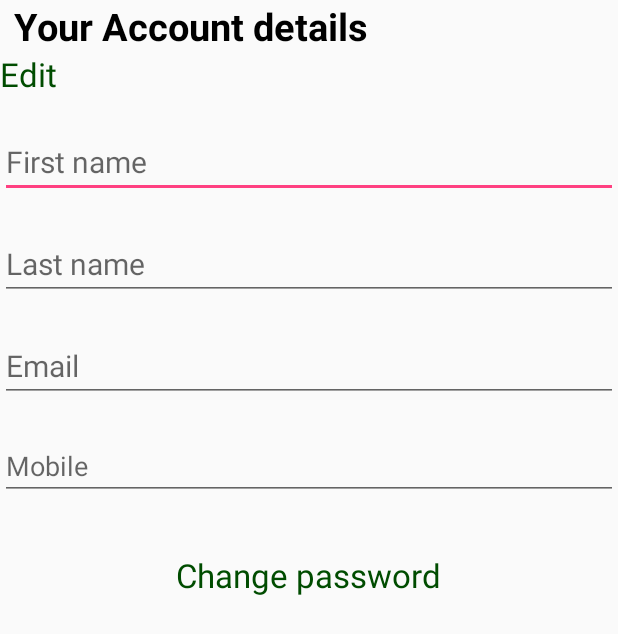
After one commit to Shambhavi-thakur/Foody, an Android app: the layout activity_account_details.xml on its own in the app's theme, with its tools: preview values and no code run, on a phone screen of 412 x 824 dp. The commit adds this screen. Shown: the top 634 px of the screen. Run offline under Robolectric (Android 15) with nearby library versions, the phone set to English and light mode, and no system bars.

Commit message:
4th aug - Shambhavi thakur

```diff
--- a/app/src/main/AndroidManifest.xml
+++ b/app/src/main/AndroidManifest.xml
@@ -35,7 +35,9 @@
         <activity
             android:name=".Activities.NavigationActivity"
             android:label="@string/title_activity_navigation"
-            android:theme="@style/AppTheme.NoActionBar"></activity>
+            android:theme="@style/AppTheme.NoActionBar" />
+        <activity android:name=".Activities.AccountDetailsActivity"></activity>
+        <activity android:name=".Activities.ChangepasswordActivity"></activity>
     </application>
 
 </manifest>
--- a/app/src/main/java/croma/com/foody/Constants/AppConstants.java
+++ b/app/src/main/java/croma/com/foody/Constants/AppConstants.java
@@ -1,7 +1,7 @@
 package croma.com.foody.Constants;
 
 /**
- * Created by sauravsanjay on 8/2/16.
+ * Created by Shambhavi Thakur on 8/2/16.
  */
 public class AppConstants {
 
--- /dev/null
+++ b/app/src/main/res/layout/activity_account_details.xml
@@ -0,0 +1,74 @@
+<?xml version="1.0" encoding="utf-8"?>
+<RelativeLayout xmlns:android="http://schemas.android.com/apk/res/android"
+    xmlns:tools="http://schemas.android.com/tools"
+    android:layout_width="match_parent"
+    android:layout_height="match_parent"
+    tools:context="croma.com.foody.Activities.AccountDetailsActivity">
+
+        <LinearLayout
+            android:layout_width="match_parent"
+            android:layout_height="wrap_content"
+            android:orientation="vertical">
+
+            <TextView
+                android:id="@+id/accountdetails_txtview"
+                android:layout_width="wrap_content"
+                android:layout_height="wrap_content"
+                android:text="Your Account details"
+                android:textSize="25dp"
+                android:layout_marginLeft="9dp"
+                android:textColor="#000000"
+                android:textStyle="bold"/>
+
+            <TextView
+                android:id="@+id/edit_txtview"
+                android:layout_width="wrap_content"
+                android:layout_height="wrap_content"
+                android:text="Edit"
+                android:textSize="22dp"
+                android:textColor="#004c00"
+                android:layout_marginRight="1dp"/>
+
+
+
+            <EditText
+                android:layout_width="match_parent"
+                android:layout_height="wrap_content"
+                android:hint="First name"
+                android:textSize="20dp"
+                android:layout_marginTop="20dp"/>
+
+            <EditText
+                android:layout_width="match_parent"
+                android:layout_height="wrap_content"
+                android:hint="Last name"
+                android:textSize="20dp"
+                android:layout_marginTop="20dp" />
+
+            <EditText
+                android:layout_width="match_parent"
+                android:layout_height="wrap_content"
+                android:hint="Email"
+                android:textSize="20dp"
+                android:layout_marginTop="20dp" />
+
+            <EditText
+                android:layout_width="match_parent"
+                android:layout_height="wrap_content"
+                android:hint="Mobile"
+                android:layout_marginTop="20dp" />
+
+            <TextView
+                android:id="@+id/changepassword_txtview"
+                android:layout_width="wrap_content"
+                android:layout_height="wrap_content"
+                android:layout_weight="1"
+                android:textColor="#004c00"
+                android:paddingTop="35dp"
+                android:text="Change password"
+                android:layout_gravity="center"
+                android:textSize="22sp"/>
+
+        </LinearLayout>
+
+    </RelativeLayout>
--- a/app/src/main/res/layout/activity_forgot_password.xml
+++ b/app/src/main/res/layout/activity_forgot_password.xml
@@ -37,6 +37,7 @@
                 android:layout_marginTop="50dp"
                 android:paddingLeft="5dp"
                 android:hint="Email -"
+                android:textColor="#FFFFFF"
                 android:background="#450714"
                 android:textColorHint="#f1f1f1" />
 
--- a/app/src/main/res/layout/nav_header_navigation.xml
+++ b/app/src/main/res/layout/nav_header_navigation.xml
@@ -15,8 +15,7 @@
         android:id="@+id/imageView"
         android:layout_width="wrap_content"
         android:layout_height="wrap_content"
-        android:paddingTop="@dimen/nav_header_vertical_spacing"
-        android:src="@android:drawable/sym_def_app_icon" />
+        android:paddingTop="@dimen/nav_header_vertical_spacing"/>
 
     <TextView
         android:layout_width="match_parent"
```
Also changed, not shown: app/src/main/java/croma/com/foody/Activities/AccountDetailsActivity.java (added, +13 -0 lines), app/src/main/java/croma/com/foody/Activities/ChangepasswordActivity.java (added, +13 -0 lines), app/src/main/java/croma/com/foody/Activities/RegistrationActivity.java (+7 -7 lines), app/src/main/res/layout/activity_changepassword.xml (added, +64 -0 lines), app/src/main/res/layout/activity_registration.xml (+6 -1 lines), app/src/main/res/menu/activity_navigation_drawer.xml (+0 -18 lines).
